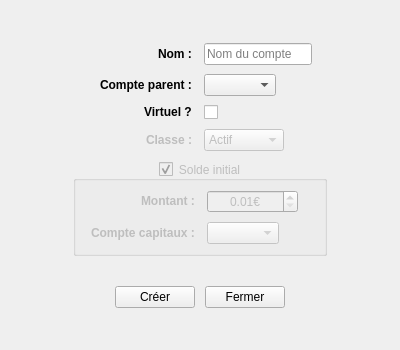
Before: the Qt Designer form gui/CreationCompteDialog.ui in hoxuanvinh1999/LO21_OOP, drawn with Qt 5.
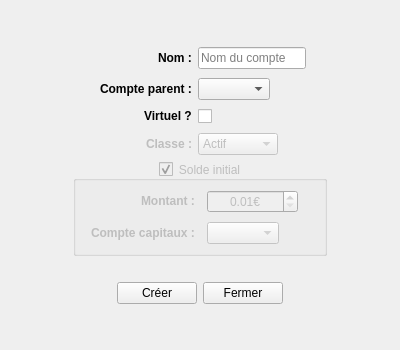
After: the same form once the commit is applied. Icons and pictures are not drawn.

What changed in the file:
```diff
--- a/gui/CreationCompteDialog.ui
+++ b/gui/CreationCompteDialog.ui
@@ -25,10 +25,7 @@
   <property name="sizeGripEnabled">
    <bool>false</bool>
   </property>
-  <layout class="QVBoxLayout" name="layoutCreationCompte">
-   <property name="spacing">
-    <number>10</number>
-   </property>
+  <layout class="QVBoxLayout" name="verticalLayout">
    <item>
     <spacer name="verticalSpacer">
      <property name="orientation">
@@ -56,20 +53,17 @@
      <property name="formAlignment">
       <set>Qt::AlignCenter</set>
      </property>
-     <property name="horizontalSpacing">
-      <number>12</number>
-     </property>
      <property name="verticalSpacing">
       <number>9</number>
      </property>
-     <item row="1" column="0">
+     <item row="0" column="0">
       <widget class="QLabel" name="labelNom">
        <property name="text">
         <string>&lt;html&gt;&lt;head/&gt;&lt;body&gt;&lt;p&gt;&lt;span style=&quot; font-weight:600;&quot;&gt;Nom :&lt;/span&gt;&lt;/p&gt;&lt;/body&gt;&lt;/html&gt;</string>
        </property>
       </widget>
      </item>
-     <item row="1" column="1">
+     <item row="0" column="1">
       <widget class="QLineEdit" name="textNom">
        <property name="sizePolicy">
         <sizepolicy hsizetype="Fixed" vsizetype="Fixed">
@@ -88,24 +82,24 @@
        </property>
       </widget>
      </item>
-     <item row="2" column="0">
+     <item row="1" column="0">
       <widget class="QLabel" name="labelCompteParent">
        <property name="text">
         <string>&lt;html&gt;&lt;head/&gt;&lt;body&gt;&lt;p&gt;&lt;span style=&quot; font-weight:600;&quot;&gt;Compte parent :&lt;/span&gt;&lt;/p&gt;&lt;/body&gt;&lt;/html&gt;</string>
        </property>
       </widget>
      </item>
-     <item row="2" column="1">
+     <item row="1" column="1">
       <widget class="QComboBox" name="choixCompteParent"/>
      </item>
-     <item row="3" column="0">
+     <item row="2" column="0">
       <widget class="QLabel" name="labelVirtuel">
        <property name="text">
         <string>&lt;html&gt;&lt;head/&gt;&lt;body&gt;&lt;p&gt;&lt;span style=&quot; font-weight:600;&quot;&gt;Virtuel ?&lt;/span&gt;&lt;/p&gt;&lt;/body&gt;&lt;/html&gt;</string>
        </property>
       </widget>
      </item>
-     <item row="3" column="1">
+     <item row="2" column="1">
       <widget class="QCheckBox" name="checkboxVirtuel">
        <property name="sizePolicy">
         <sizepolicy hsizetype="Fixed" vsizetype="Fixed">
@@ -124,7 +118,7 @@
        </property>
       </widget>
      </item>
-     <item row="4" column="0">
+     <item row="3" column="0">
       <widget class="QLabel" name="labelClasse">
        <property name="enabled">
         <bool>false</bool>
@@ -134,7 +128,7 @@
        </property>
       </widget>
      </item>
-     <item row="4" column="1">
+     <item row="3" column="1">
       <widget class="QComboBox" name="choixClasse">
        <property name="enabled">
         <bool>false</bool>
```
